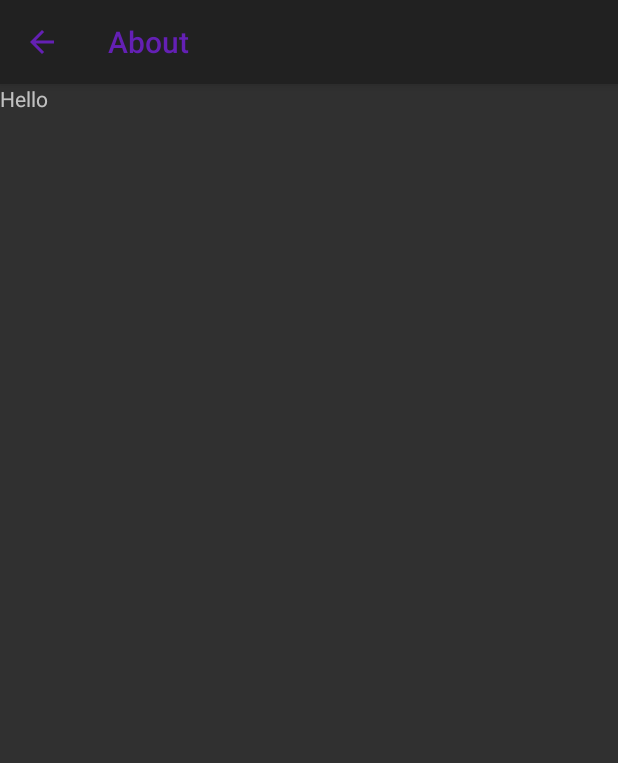
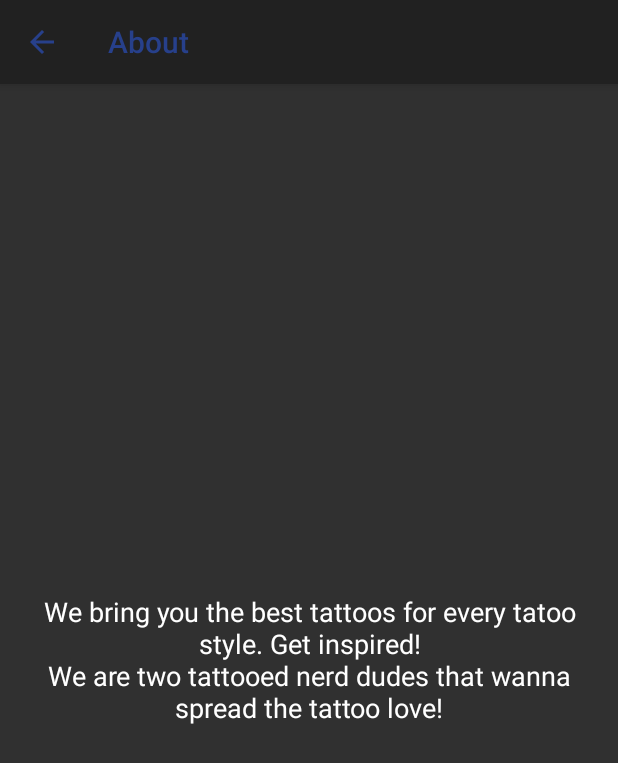
Before and after one commit to vaginessa/InkOwl, an Android app: the AboutActivity screen opened directly, with no data from a screen before it, on a phone screen of 412 x 824 dp. Shown: the top 763 px of the screen. Run offline under Robolectric (Android 15) with nearby library versions, the phone set to English and light mode, and no system bars.

Commit message:
UI tweaks

```diff
--- a/InkOwl2/app/src/main/java/inkowl/com/inkowl/fragments/AboutFragment.java
+++ /dev/null
@@ -1,25 +0,0 @@
-package inkowl.com.inkowl.fragments;
-
-import android.app.Fragment;
-import android.os.Bundle;
-import android.view.LayoutInflater;
-import android.view.View;
-import android.view.ViewGroup;
-import android.widget.TextView;
-
-import inkowl.com.inkowl.R;
-
-/**
- * Created by filipemarquespereira on 6/19/15.
- */
-public class AboutFragment extends Fragment {
-    @Override
-    public View onCreateView(LayoutInflater inflater, ViewGroup container,
-                             Bundle savedInstanceState) {
-        View view = inflater.inflate(R.layout.about_fragment, container, false);
-        TextView aboutTextView = (TextView) view.findViewById(R.id.about_text_view);
-        aboutTextView.setText("Hello");
-
-        return view;
-    }
-}
--- a/InkOwl2/app/src/main/java/inkowl/com/inkowl/fragments/DetailFragment.java
+++ b/InkOwl2/app/src/main/java/inkowl/com/inkowl/fragments/DetailFragment.java
@@ -50,8 +50,9 @@ public class DetailFragment extends Fragment {
         if (extras != null) {
             if (extras.containsKey(DetailActivity.ARG1)) {
                 photoUrl = extras.getString(DetailActivity.ARG1);
-                //Picasso.with(getActivity()).load(photoUrl).fit().centerCrop().into(tattooImageView);
-                Picasso.with(getActivity()).load(photoUrl).fit().centerInside().into(tattooImageView);
+
+                Picasso.with(getActivity()).load(photoUrl).into(tattooImageView);
+
             }
             if (extras.containsKey(DetailActivity.ARG2)) {
                 sourceUrl = extras.getString(DetailActivity.ARG2);
--- a/InkOwl2/app/src/main/res/layout/about_activity.xml
+++ b/InkOwl2/app/src/main/res/layout/about_activity.xml
@@ -4,9 +4,13 @@
     android:layout_height="match_parent"
     android:orientation="vertical">
 
-    <fragment
-        android:id="@+id/about_fragment"
-        class="inkowl.com.inkowl.fragments.AboutFragment"
-        android:layout_width="wrap_content"
-        android:layout_height="wrap_content" />
+    <TextView
+        android:layout_width="match_parent"
+        android:layout_height="match_parent"
+        android:gravity="center"
+        android:padding="20dp"
+        android:text="@string/about"
+        android:textColor="@android:color/white"
+        android:textSize="18sp"/>
+
 </LinearLayout>
--- a/InkOwl2/app/src/main/res/layout/about_fragment.xml
+++ /dev/null
@@ -1,10 +0,0 @@
-<?xml version="1.0" encoding="utf-8"?>
-<FrameLayout xmlns:android="http://schemas.android.com/apk/res/android"
-    android:layout_width="match_parent"
-    android:layout_height="match_parent">
-
-    <TextView
-        android:layout_width="wrap_content"
-        android:layout_height="wrap_content"
-        android:id="@+id/about_text_view" />
-</FrameLayout>
--- a/InkOwl2/app/src/main/res/layout/activity_detail.xml
+++ b/InkOwl2/app/src/main/res/layout/activity_detail.xml
@@ -7,6 +7,6 @@
     <fragment
         android:id="@+id/detail_fragment"
         class="inkowl.com.inkowl.fragments.DetailFragment"
-        android:layout_width="wrap_content"
-        android:layout_height="wrap_content" />
+        android:layout_width="match_parent"
+        android:layout_height="match_parent" />
 </LinearLayout>
--- a/InkOwl2/app/src/main/res/layout/image_item.xml
+++ b/InkOwl2/app/src/main/res/layout/image_item.xml
@@ -2,6 +2,10 @@
 <LinearLayout xmlns:android="http://schemas.android.com/apk/res/android"
     android:layout_width="match_parent"
     android:layout_height="match_parent"
+    android:layout_marginLeft="10dp"
+    android:layout_marginRight="10dp"
+    android:layout_marginTop="10dp"
+    android:layout_marginBottom="10dp"
     android:orientation="vertical">
 
     <ImageView
--- a/InkOwl2/app/src/main/res/values/colors.xml
+++ b/InkOwl2/app/src/main/res/values/colors.xml
@@ -10,5 +10,5 @@
     <color name="strong_purple">#6420b4</color>
     <color name="action_bar_color_primary">#000000</color>
     <color name="action_bar_color_primary_dark">#000000</color>
-    <color name="app_color">#6420b4</color>
+    <color name="app_color">#27408b</color>
 </resources>
--- a/InkOwl2/app/src/main/res/values/strings.xml
+++ b/InkOwl2/app/src/main/res/values/strings.xml
@@ -18,5 +18,6 @@
     <string name="no_hashtags">Sorry, no hashtags, mate :(</string>
     <string name="error_tumblr">We\'ve some network problem and hope to be back shortly</string>
     <string name="no_photos">We\'ve no photos for this tattoo style yet :(</string>
+    <string name="about">We bring you the best tattoos for every tatoo style. Get inspired!\nWe are two tattooed nerd dudes that wanna spread the tattoo love!</string>
 
 </resources>
```
Also changed, not shown: InkOwl2/app/src/main/res/layout/fragment_detail.xml (+18 -9 lines), InkOwl2/app/src/main/res/layout/hashtags_recycler_view_list.xml (+12 -2 lines), InkOwl2/app/src/main/res/layout/photos_recycler_view_list.xml (+12 -2 lines).
